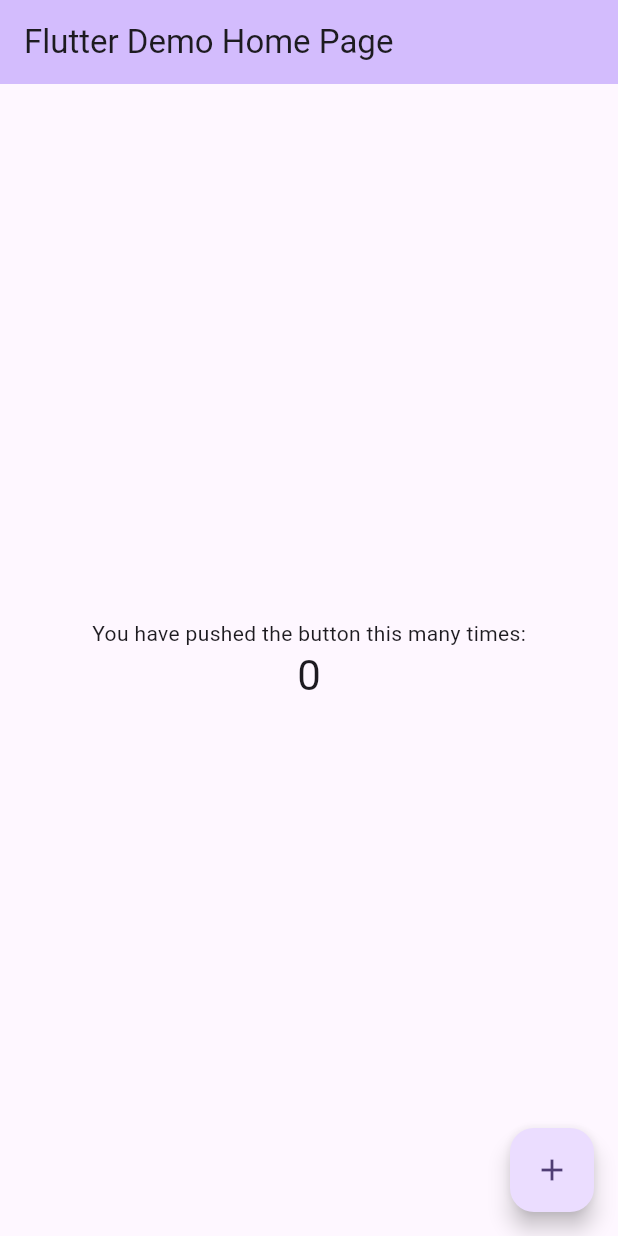
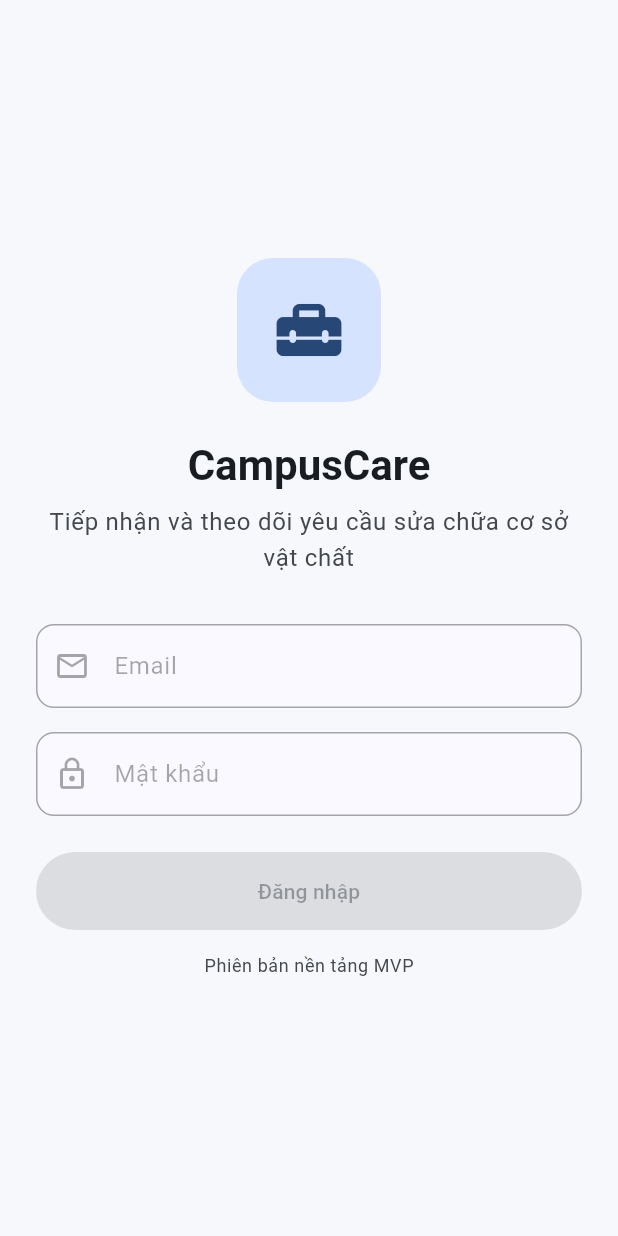
Before and after one commit to hhnhan98/CampusCare, a Flutter app: the screen it shows after launch, on a phone screen of 412 x 824 dp. Run offline on Flutter 3.47's test engine with Material 3 defaults, Android fonts, the phone set to English and light mode, and no system bars; our stand-ins replace flutter_riverpod, go_router.

Commit message:
feat(mobile): setup Flutter architecture and login UI

```diff
--- /dev/null
+++ b/campuscare_app/lib/app.dart
@@ -0,0 +1,18 @@
+import 'package:flutter/material.dart';
+
+import 'core/router/app_router.dart';
+import 'core/theme/app_theme.dart';
+
+class CampusCareApp extends StatelessWidget {
+  const CampusCareApp({super.key});
+
+  @override
+  Widget build(BuildContext context) {
+    return MaterialApp.router(
+      title: 'CampusCare',
+      debugShowCheckedModeBanner: false,
+      theme: AppTheme.light,
+      routerConfig: appRouter,
+    );
+  }
+}
--- /dev/null
+++ b/campuscare_app/lib/core/router/app_router.dart
@@ -0,0 +1,20 @@
+import 'package:go_router/go_router.dart';
+
+import '../../features/auth/presentation/pages/login_page.dart';
+
+abstract final class AppRoutes {
+  static const String login = '/login';
+
+  AppRoutes._();
+}
+
+final GoRouter appRouter = GoRouter(
+  initialLocation: AppRoutes.login,
+  routes: [
+    GoRoute(
+      path: AppRoutes.login,
+      name: 'login',
+      builder: (context, state) => const LoginPage(),
+    ),
+  ],
+);
--- /dev/null
+++ b/campuscare_app/lib/core/theme/app_theme.dart
@@ -0,0 +1,39 @@
+import 'package:flutter/material.dart';
+
+abstract final class AppTheme {
+  static const Color primaryColor = Color(0xFF1565C0);
+
+  static ThemeData get light {
+    final colorScheme = ColorScheme.fromSeed(
+      seedColor: primaryColor,
+      brightness: Brightness.light,
+    );
+
+    return ThemeData(
+      useMaterial3: true,
+      colorScheme: colorScheme,
+      scaffoldBackgroundColor: const Color(0xFFF6F8FC),
+      appBarTheme: AppBarTheme(
+        elevation: 0,
+        centerTitle: false,
+        backgroundColor: colorScheme.surface,
+        foregroundColor: colorScheme.onSurface,
+      ),
+      inputDecorationTheme: InputDecorationTheme(
+        filled: true,
+        fillColor: colorScheme.surface,
+        border: OutlineInputBorder(borderRadius: BorderRadius.circular(12)),
+        enabledBorder: OutlineInputBorder(
+          borderRadius: BorderRadius.circular(12),
+          borderSide: BorderSide(color: colorScheme.outlineVariant),
+        ),
+        focusedBorder: OutlineInputBorder(
+          borderRadius: BorderRadius.circular(12),
+          borderSide: BorderSide(color: colorScheme.primary, width: 2),
+        ),
+      ),
+    );
+  }
+
+  AppTheme._();
+}
--- /dev/null
+++ b/campuscare_app/lib/features/auth/presentation/pages/login_page.dart
@@ -0,0 +1,90 @@
+import 'package:flutter/material.dart';
+
+class LoginPage extends StatelessWidget {
+  const LoginPage({super.key});
+
+  @override
+  Widget build(BuildContext context) {
+    final colorScheme = Theme.of(context).colorScheme;
+
+    return Scaffold(
+      body: SafeArea(
+        child: Center(
+          child: SingleChildScrollView(
+            padding: const EdgeInsets.all(24),
+            child: ConstrainedBox(
+              constraints: const BoxConstraints(maxWidth: 420),
+              child: Column(
+                mainAxisAlignment: MainAxisAlignment.center,
+                children: [
+                  Container(
+                    width: 96,
+                    height: 96,
+                    decoration: BoxDecoration(
+                      color: colorScheme.primaryContainer,
+                      borderRadius: BorderRadius.circular(24),
+                    ),
+                    child: Icon(
+                      Icons.home_repair_service_rounded,
+                      size: 52,
+                      color: colorScheme.onPrimaryContainer,
+                    ),
+                  ),
+                  const SizedBox(height: 24),
+                  Text(
+                    'CampusCare',
+                    style: Theme.of(context).textTheme.headlineMedium?.copyWith(
+                      fontWeight: FontWeight.bold,
+                    ),
+                  ),
+                  const SizedBox(height: 8),
+                  Text(
+                    'Tiếp nhận và theo dõi yêu cầu sửa chữa cơ sở vật chất',
+                    textAlign: TextAlign.center,
+                    style: Theme.of(context).textTheme.bodyLarge?.copyWith(
+                      color: colorScheme.onSurfaceVariant,
+                    ),
+                  ),
+                  const SizedBox(height: 32),
+                  const TextField(
+                    enabled: false,
+                    keyboardType: TextInputType.emailAddress,
+                    decoration: InputDecoration(
+                      labelText: 'Email',
+                      prefixIcon: Icon(Icons.email_outlined),
+                    ),
+                  ),
+                  const SizedBox(height: 16),
+                  const TextField(
+                    enabled: false,
+                    obscureText: true,
+                    decoration: InputDecoration(
+                      labelText: 'Mật khẩu',
+                      prefixIcon: Icon(Icons.lock_outline),
+                    ),
+                  ),
+                  const SizedBox(height: 24),
+                  SizedBox(
+                    width: double.infinity,
+                    height: 52,
+                    child: FilledButton(
+                      onPressed: null,
+                      child: Text('Đăng nhập'),
+                    ),
+                  ),
+                  const SizedBox(height: 16),
+                  Text(
+                    'Phiên bản nền tảng MVP',
+                    style: Theme.of(context).textTheme.bodySmall?.copyWith(
+                      color: colorScheme.onSurfaceVariant,
+                    ),
+                  ),
+                ],
+              ),
+            ),
+          ),
+        ),
+      ),
+    );
+  }
+}
--- a/campuscare_app/lib/main.dart
+++ b/campuscare_app/lib/main.dart
@@ -1,122 +1,10 @@
 import 'package:flutter/material.dart';
+import 'package:flutter_riverpod/flutter_riverpod.dart';
+
+import 'app.dart';
 
 void main() {
-  runApp(const MyApp());
+  WidgetsFlutterBinding.ensureInitialized();
+
+  runApp(const ProviderScope(child: CampusCareApp()));
 }
-
-class MyApp extends StatelessWidget {
-  const MyApp({super.key});
-
-  // This widget is the root of your application.
-  @override
-  Widget build(BuildContext context) {
-    return MaterialApp(
-      title: 'Flutter Demo',
-      theme: ThemeData(
-        // This is the theme of your application.
-        //
-        // TRY THIS: Try running your application with "flutter run". You'll see
-        // the application has a purple toolbar. Then, without quitting the app,
-        // try changing the seedColor in the colorScheme below to Colors.green
-        // and then invoke "hot reload" (save your changes or press the "hot
-        // reload" button in a Flutter-supported IDE, or press "r" if you used
-        // the command line to start the app).
-        //
-        // Notice that the counter didn't reset back to zero; the application
-        // state is not lost during the reload. To reset the state, use hot
-        // restart instead.
-        //
-        // This works for code too, not just values: Most code changes can be
-        // tested with just a hot reload.
-        colorScheme: ColorScheme.fromSeed(seedColor: Colors.deepPurple),
-      ),
-      home: const MyHomePage(title: 'Flutter Demo Home Page'),
-    );
-  }
-}
-
-class MyHomePage extends StatefulWidget {
-  const MyHomePage({super.key, required this.title});
-
-  // This widget is the home page of your application. It is stateful, meaning
-  // that it has a State object (defined below) that contains fields that affect
-  // how it looks.
-
-  // This class is the configuration for the state. It holds the values (in this
-  // case the title) provided by the parent (in this case the App widget) and
-  // used by the build method of the State. Fields in a Widget subclass are
-  // always marked "final".
-
-  final String title;
-
-  @override
-  State<MyHomePage> createState() => _MyHomePageState();
-}
-
-class _MyHomePageState extends State<MyHomePage> {
-  int _counter = 0;
-
-  void _incrementCounter() {
-    setState(() {
-      // This call to setState tells the Flutter framework that something has
-      // changed in this State, which causes it to rerun the build method below
-      // so that the display can reflect the updated values. If we changed
-      // _counter without calling setState(), then the build method would not be
-      // called again, and so nothing would appear to happen.
-      _counter++;
-    });
-  }
-
-  @override
-  Widget build(BuildContext context) {
-    // This method is rerun every time setState is called, for instance as done
-    // by the _incrementCounter method above.
-    //
-    // The Flutter framework has been optimized to make rerunning build methods
-    // fast, so that you can just rebuild anything that needs updating rather
-    // than having to individually change instances of widgets.
-    return Scaffold(
-      appBar: AppBar(
-        // TRY THIS: Try changing the color here to a specific color (to
-        // Colors.amber, perhaps?) and trigger a hot reload to see the AppBar
-        // change color while the other colors stay the same.
-        backgroundColor: Theme.of(context).colorScheme.inversePrimary,
-        // Here we take the value from the MyHomePage object that was created by
-        // the App.build method, and use it to set our appbar title.
-        title: Text(widget.title),
-      ),
-      body: Center(
-        // Center is a layout widget. It takes a single child and positions it
-        // in the middle of the parent.
-        child: Column(
-          // Column is also a layout widget. It takes a list of children and
-          // arranges them vertically. By default, it sizes itself to fit its
-          // children horizontally, and tries to be as tall as its parent.
-          //
-          // Column has various properties to control how it sizes itself and
-          // how it positions its children. Here we use mainAxisAlignment to
-          // center the children vertically; the main axis here is the vertical
-          // axis because Columns are vertical (the cross axis would be
-          // horizontal).
-          //
-          // TRY THIS: Invoke "debug painting" (choose the "Toggle Debug Paint"
-          // action in the IDE, or press "p" in the console), to see the
-          // wireframe for each widget.
-          mainAxisAlignment: MainAxisAlignment.center,
-          children: <Widget>[
-            const Text('You have pushed the button this many times:'),
-            Text(
-              '$_counter',
-              style: Theme.of(context).textTheme.headlineMedium,
-            ),
-          ],
-        ),
-      ),
-      floatingActionButton: FloatingActionButton(
-        onPressed: _incrementCounter,
-        tooltip: 'Increment',
-        child: const Icon(Icons.add),
-      ), // This trailing comma makes auto-formatting nicer for build methods.
-    );
-  }
-}
--- a/campuscare_app/pubspec.yaml
+++ b/campuscare_app/pubspec.yaml
@@ -34,6 +34,11 @@ dependencies:
   # The following adds the Cupertino Icons font to your application.
   # Use with the CupertinoIcons class for iOS style icons.
   cupertino_icons: ^1.0.8
+  flutter_riverpod: ^3.3.2
+  dio: ^5.11.0
+  go_router: ^17.0.0
+  shared_preferences: ^2.5.3
+  image_picker: ^1.2.1
 
 dev_dependencies:
   flutter_test:
```
Also changed, not shown: campuscare_app/pubspec.lock, 103 other files.
